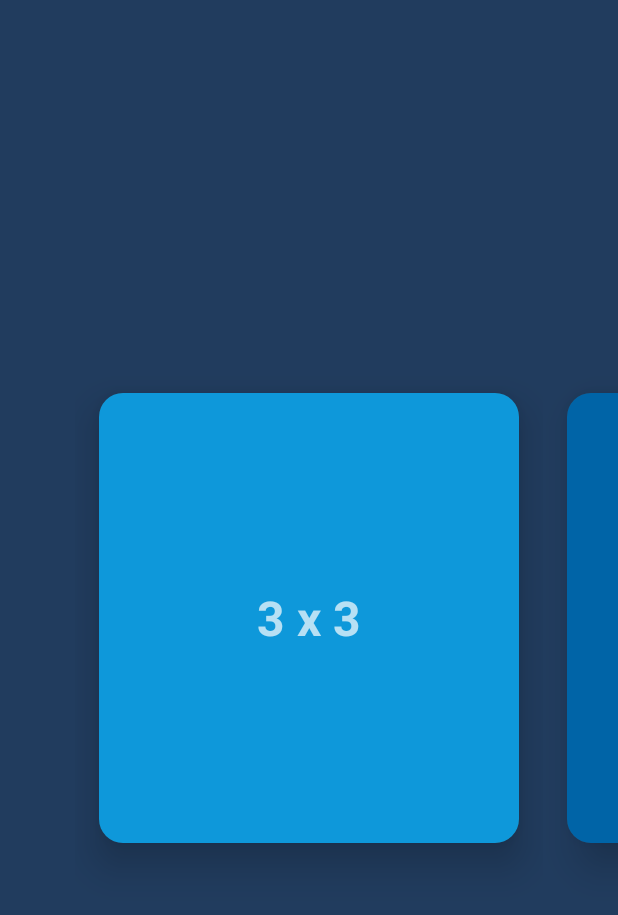
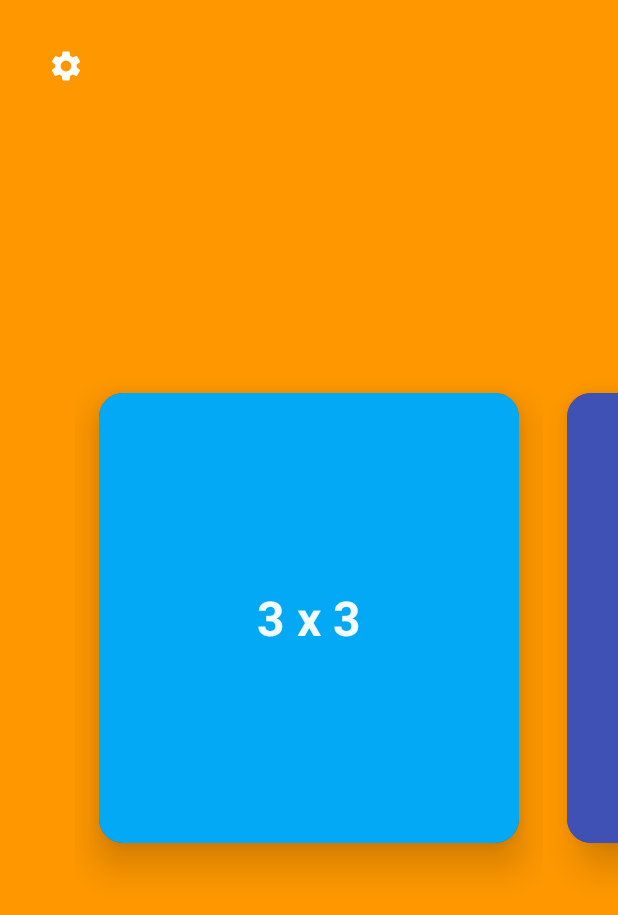
Before and after one commit to 98philips/M_Overflow, an Android app: the screen it shows after launch (Home), on a phone screen of 412 x 824 dp. Shown: the top 915 px of the screen. Run offline under Robolectric (Android 15) with nearby library versions, the phone set to English and light mode, and no system bars.

Commit message:
settings

```diff
--- a/app/build.gradle
+++ b/app/build.gradle
@@ -36,6 +36,7 @@ dependencies {
     implementation 'com.google.android.material:material:1.1.0'
     implementation 'androidx.legacy:legacy-support-v4:1.0.0'
     implementation 'androidx.vectordrawable:vectordrawable:1.1.0'
+    implementation 'androidx.preference:preference:1.1.1'
     testImplementation 'junit:junit:4.13-beta-3'
     implementation 'androidx.cardview:cardview:1.0.0'
     implementation 'androidx.fragment:fragment:1.2.4'
--- a/app/src/main/java/com/evedevelopers/mof/activities/Home.java
+++ b/app/src/main/java/com/evedevelopers/mof/activities/Home.java
@@ -24,6 +24,8 @@ import com.evedevelopers.mof.models.OverflowMain;
 import java.util.ArrayList;
 import java.util.List;
 
+import static com.evedevelopers.mof.models.OverflowMain.primary_colors;
+
 public class Home extends AppCompatActivity implements View.OnClickListener {
 
     Button play;
@@ -32,7 +34,7 @@ public class Home extends AppCompatActivity implements View.OnClickListener {
     List<Integer> level_list;
     DrawableContainer container;
     RelativeLayout relativeLayout;
-    ImageView imageView;
+    ImageView imageView,settings;
     int w,h,bgc;
 
     @Override
@@ -43,6 +45,8 @@ public class Home extends AppCompatActivity implements View.OnClickListener {
         imageView = findViewById(R.id.bg);
         relativeLayout = findViewById(R.id.relative_bg);
         viewPager = findViewById(R.id.view_pager);
+        settings = findViewById(R.id.settings);
+        settings.setOnClickListener(this);
         level = findViewById(R.id.level);
         level_list = new ArrayList<>();
         level_list.add(3);
@@ -97,19 +101,22 @@ public class Home extends AppCompatActivity implements View.OnClickListener {
                 i.putExtra("level",Integer.parseInt(level.getText().toString()));
                 startActivity(i);
                 break;
+            case R.id.settings:
+                startActivity(new Intent(this,SettingsActivity.class));
+                break;
         }
     }
 
     void animation(final int pos){
-        relativeLayout.setBackgroundColor(getResources().getColor(OverflowMain.colors[bgc]));
+        relativeLayout.setBackgroundColor(getResources().getColor(primary_colors[bgc]));
         getWindow().addFlags(WindowManager.LayoutParams.FLAG_DRAWS_SYSTEM_BAR_BACKGROUNDS);
-        getWindow().setStatusBarColor(getResources().getColor(OverflowMain.colors[pos]));
-        getWindow().setNavigationBarColor(getResources().getColor(OverflowMain.colors[pos]));
+        getWindow().setStatusBarColor(getResources().getColor(primary_colors[pos]));
+        getWindow().setNavigationBarColor(getResources().getColor(primary_colors[pos]));
         if (imageView.getVisibility() == View.VISIBLE) {
             imageView.setVisibility(View.GONE);
         }
         Log.d("Here","");
-        imageView.setBackgroundColor(getResources().getColor(OverflowMain.colors[pos]));
+        imageView.setBackgroundColor(getResources().getColor(primary_colors[pos]));
         double finalRadius = Math.hypot(w,h);
         Animator anim = ViewAnimationUtils.createCircularReveal(imageView,w/2,h/2,(float)w/5, (float) finalRadius);
         imageView.setVisibility(View.VISIBLE);
--- a/app/src/main/java/com/evedevelopers/mof/adapters/ViewPagerAdapter.java
+++ b/app/src/main/java/com/evedevelopers/mof/adapters/ViewPagerAdapter.java
@@ -17,6 +17,9 @@ import com.evedevelopers.mof.activities.GamePlay;
 import com.evedevelopers.mof.models.OverflowMain;
 
 import java.util.List;
+
+import static com.evedevelopers.mof.models.OverflowMain.accent_colors;
+import static com.evedevelopers.mof.models.OverflowMain.secondary_colors;
 
 public class ViewPagerAdapter extends PagerAdapter {
 
@@ -47,7 +50,8 @@ public class ViewPagerAdapter extends PagerAdapter {
         TextView textView = view.findViewById(R.id.level_text);
         CardView cardView = view.findViewById(R.id.card);
         RelativeLayout r = view.findViewById(R.id.card_bg);
-        r.setBackgroundColor(context.getResources().getColor(OverflowMain.colors[position]));
+        r.setBackgroundColor(context.getResources().getColor(accent_colors[position]));
+        textView.setTextColor(context.getResources().getColor(secondary_colors[position]));
         cardView.setOnClickListener(new View.OnClickListener() {
             @Override
             public void onClick(View view) {
--- a/app/src/main/java/com/evedevelopers/mof/models/OverflowMain.java
+++ b/app/src/main/java/com/evedevelopers/mof/models/OverflowMain.java
@@ -4,11 +4,25 @@ import com.evedevelopers.mof.R;
 
 public class OverflowMain {
 
-    public static int[] colors = {
+    public static int[] primary_colors = {
             R.color.shade0,
             R.color.shade1,
             R.color.shade2,
             R.color.shade3
+    };
+
+    public static int[] secondary_colors = {
+            R.color.shade01,
+            R.color.shade11,
+            R.color.shade21,
+            R.color.shade31
+    };
+
+    public static int[] accent_colors = {
+            R.color.shade02,
+            R.color.shade12,
+            R.color.shade22,
+            R.color.shade32
     };
 
     public static int[] buttons = {
--- /dev/null
+++ b/app/src/main/res/drawable/ic_settings_black_24dp.xml
@@ -0,0 +1,5 @@
+<vector android:height="24dp" android:tint="#FFFFFF"
+    android:viewportHeight="24" android:viewportWidth="24"
+    android:width="24dp" xmlns:android="http://schemas.android.com/apk/res/android">
+    <path android:fillColor="#FF000000" android:pathData="M19.1,12.9a2.8,2.8 0,0 0,0.1 -0.9,2.8 2.8,0 0,0 -0.1,-0.9l2.1,-1.6a0.7,0.7 0,0 0,0.1 -0.6L19.4,5.5a0.7,0.7 0,0 0,-0.6 -0.2l-2.4,1a6.5,6.5 0,0 0,-1.6 -0.9l-0.4,-2.6a0.5,0.5 0,0 0,-0.5 -0.4H10.1a0.5,0.5 0,0 0,-0.5 0.4L9.3,5.4a5.6,5.6 0,0 0,-1.7 0.9l-2.4,-1a0.4,0.4 0,0 0,-0.5 0.2l-2,3.4c-0.1,0.2 0,0.4 0.2,0.6l2,1.6a2.8,2.8 0,0 0,-0.1 0.9,2.8 2.8,0 0,0 0.1,0.9L2.8,14.5a0.7,0.7 0,0 0,-0.1 0.6l1.9,3.4a0.7,0.7 0,0 0,0.6 0.2l2.4,-1a6.5,6.5 0,0 0,1.6 0.9l0.4,2.6a0.5,0.5 0,0 0,0.5 0.4h3.8a0.5,0.5 0,0 0,0.5 -0.4l0.3,-2.6a5.6,5.6 0,0 0,1.7 -0.9l2.4,1a0.4,0.4 0,0 0,0.5 -0.2l2,-3.4c0.1,-0.2 0,-0.4 -0.2,-0.6ZM12,15.6A3.6,3.6 0,1 1,15.6 12,3.6 3.6,0 0,1 12,15.6Z"/>
+</vector>
--- a/app/src/main/res/layout/activity_home_new.xml
+++ b/app/src/main/res/layout/activity_home_new.xml
@@ -43,5 +43,19 @@
         android:layout_centerInParent="true"
         android:layout_height="wrap_content"/>
 
+    <LinearLayout
+        android:layout_width="match_parent"
+        android:layout_height="wrap_content"
+        android:layout_margin="16dp"
+        android:orientation="horizontal">
+        <ImageView
+            android:id="@+id/settings"
+            android:layout_width="wrap_content"
+            android:layout_height="wrap_content"
+            android:padding="16dp"
+            android:src="@drawable/ic_settings_black_24dp"
+            />
+    </LinearLayout>
+
 
 </RelativeLayout>
--- a/app/src/main/res/values/colors.xml
+++ b/app/src/main/res/values/colors.xml
@@ -15,9 +15,32 @@
     <color name="color3">#2196F3</color>
     <color name="color4">#3F51B5</color>
 
-    <color name="shade0">#0e98da</color>
-    <color name="shade1">#0064a7</color>
-    <color name="shade2">#144d87</color>
-    <color name="shade3">#213c5e</color>
+<!--    <color name="shade0">#0e98da</color>-->
+<!--    <color name="shade1">#0064a7</color>-->
+<!--    <color name="shade2">#144d87</color>-->
+<!--    <color name="shade3">#213c5e</color>-->
+
+    <color name="shade0">#03A9F4</color>
+    <color name="shade1">#3F51B5</color>
+    <color name="shade2">#009688</color>
+    <color name="shade3">#ff9800</color>
+
+<!--    <color name="shade01">#F2FBFF</color>-->
+<!--    <color name="shade11">#F2FAFF</color>-->
+<!--    <color name="shade21">#F2F9FF</color>-->
+<!--    <color name="shade31">#F2F8FF</color>-->
+
+
+    <color name="shade01">#F2FBFF</color>
+    <color name="shade11">#F2FAFF</color>
+    <color name="shade21">#F2F9FF</color>
+    <color name="shade31">#F2F8FF</color>
+
+    <color name="shade02">#03A9F4</color>
+    <color name="shade12">#3F51B5</color>
+    <color name="shade22">#009688</color>
+    <color name="shade32">#ff9800</color>
+
+
 
 </resources>
```
Also changed, not shown: app/src/main/AndroidManifest.xml (+7 -4 lines), app/src/main/java/com/evedevelopers/mof/activities/GamePlay.java (+3 -5 lines), app/src/main/java/com/evedevelopers/mof/activities/SettingsActivity.java (added, +33 -0 lines), app/src/main/res/layout/settings_activity.xml (added, +11 -0 lines), app/src/main/res/values/arrays.xml (added, +12 -0 lines), app/src/main/res/values/strings.xml (+10 -0 lines), app/src/main/res/xml/root_preferences.xml (added, +15 -0 lines).
